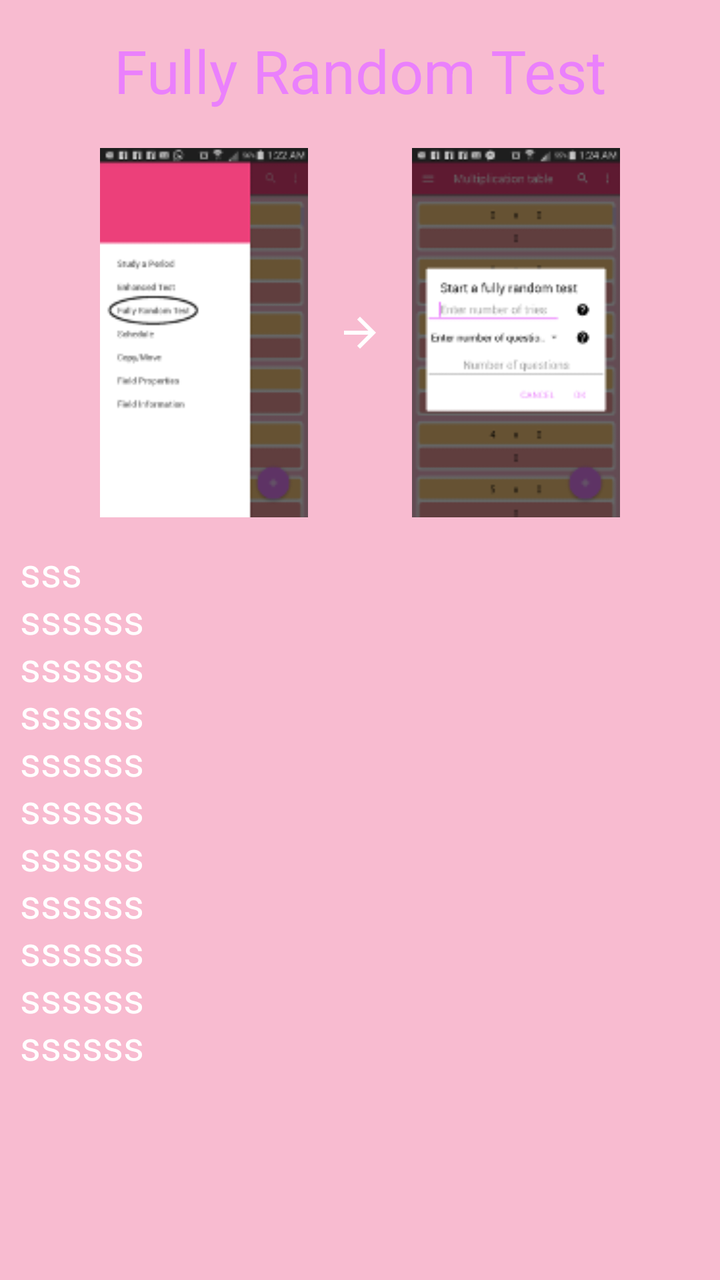
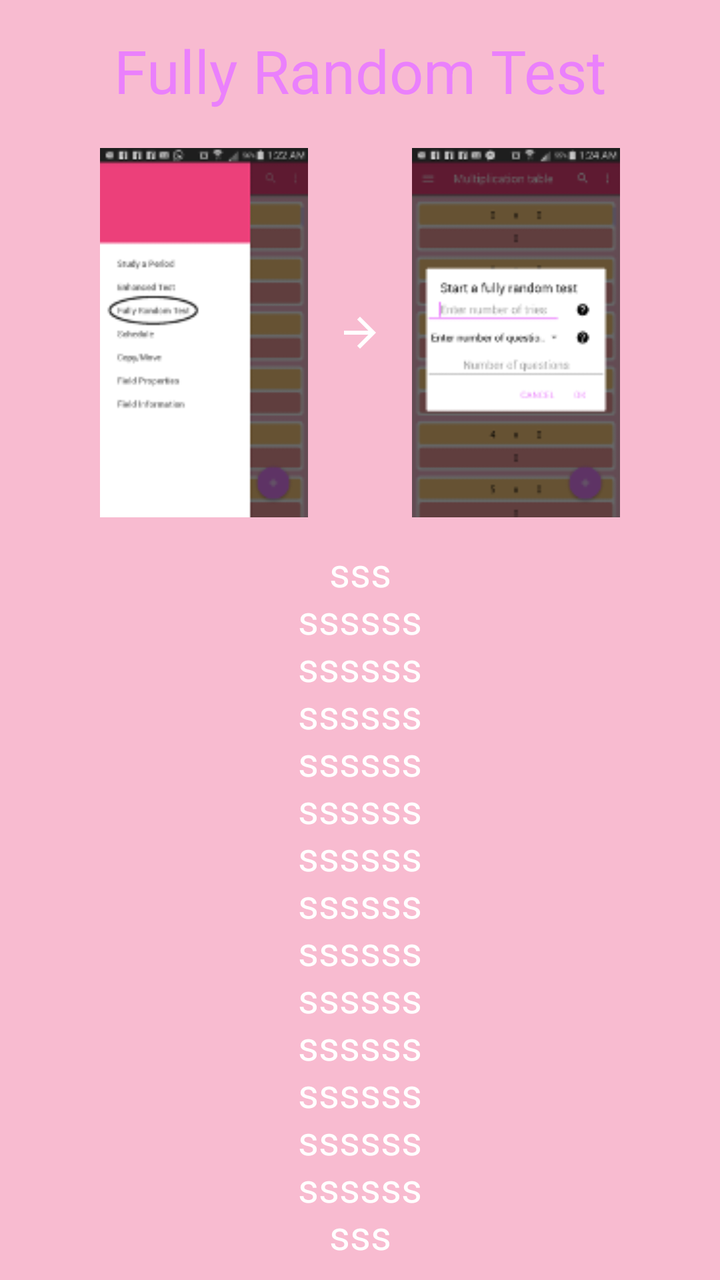

Two renders of the same Android screen: before a commit and after it. Below are the layout's source before the change and the commit's diff.
<!-- AndroidManifest.xml: application theme MyMaterialTheme -->
<!-- res/layout/intro_fully_random_test.xml -->
<?xml version="1.0" encoding="utf-8"?>
<LinearLayout xmlns:android="http://schemas.android.com/apk/res/android"
    android:layout_width="match_parent" android:layout_height="match_parent"
    android:orientation="vertical">

    <TextView
        android:layout_width="wrap_content"
        android:layout_height="wrap_content"
        android:text="@string/fully_random_test"
        android:textSize="30sp"
        android:padding="5dp"
        android:layout_margin="10dp"
        android:id="@+id/textView"
        android:textColor="@color/colorAccent"
        android:layout_gravity="center"/>

    <LinearLayout
        android:layout_width="match_parent"
        android:layout_height="wrap_content">

        <ImageView
            android:layout_width="0dp"
            android:layout_height="wrap_content"
            android:layout_weight="1"
            android:src="@drawable/intro_fully_random_test_scaled15"
            android:id="@+id/fully_random_test"
            android:layout_marginStart="50dp"
            android:onClick="introImageClicked"
            />

       <ImageView
           android:layout_width="0dp"
           android:layout_height="wrap_content"
           android:layout_weight="0.5"
           android:layout_gravity="center"
           android:src="@drawable/intro_arrow"/>

        <ImageView
            android:id="@+id/fully_random_test_dialog"
            android:layout_width="0dp"
            android:layout_height="wrap_content"
            android:layout_weight="1"
            android:src="@drawable/intro_fully_random_test_dialog_scaled15"
            android:layout_marginEnd="50dp"
            android:onClick="introImageClicked"
            />
    </LinearLayout>
    <EditText
        android:layout_width="match_parent"
        android:layout_height="280dp"
        android:textSize="20sp"
        android:textColor="@color/white_color"
        android:focusable="false"
        android:cursorVisible="false"
        android:background="@null"
        android:layout_margin="5dp"
        android:padding="5dp"
        android:text="sss\nssssss\nssssss\nssssss\nssssss\nssssss\nssssss\nssssss\nssssss\nssssss\nssssss\nssssss\nssssss\nssssss\nsss"/>

</LinearLayout>
<!-- resources referenced by this layout -->
<resources>
  <color name="colorAccent">#EA80FC</color>
  <color name="white_color">#FFFFFF</color>
  <!-- drawable intro_arrow: png bitmap (drawable-ar-hdpi, 148 bytes) -->
  <!-- drawable intro_fully_random_test_dialog_scaled15: png bitmap (drawable, 8728 bytes) -->
  <!-- drawable intro_fully_random_test_scaled15: png bitmap (drawable, 7311 bytes) -->
  <string name="fully_random_test">Fully Random Test</string>
  <style name="MyMaterialTheme" parent="MyMaterialTheme.Base">
  
      </style>
  <style name="MyMaterialTheme.Base" parent="Theme.AppCompat.Light.DarkActionBar">
          <item name="windowNoTitle">true</item>
          <item name="windowActionBar">false</item>
          <item name="colorPrimary">@color/colorPrimary</item>
          <item name="colorPrimaryDark">@color/colorPrimaryDark</item>
          <item name="colorAccent">@color/colorAccent</item>
          <item name="android:windowBackground">@color/windowBackground</item>
      </style>
  <color name="colorPrimary">#EC407A</color>
  <color name="colorPrimaryDark">#AD1457</color>
  <color name="windowBackground">#F8BBD0</color>
</resources>

<!-- the commit's change to res/layout/intro_fully_random_test.xml (unified diff, before → after) -->
@@ -26,6 +26,7 @@
             android:id="@+id/fully_random_test"
             android:layout_marginStart="50dp"
             android:onClick="introImageClicked"
+            android:elevation="5dp"
             />
 
        <ImageView
@@ -43,11 +44,12 @@
             android:src="@drawable/intro_fully_random_test_dialog_scaled15"
             android:layout_marginEnd="50dp"
             android:onClick="introImageClicked"
+            android:elevation="5dp"
             />
     </LinearLayout>
     <EditText
         android:layout_width="match_parent"
-        android:layout_height="280dp"
+        android:layout_height="0dp"
         android:textSize="20sp"
         android:textColor="@color/white_color"
         android:focusable="false"
@@ -55,6 +57,8 @@
         android:background="@null"
         android:layout_margin="5dp"
         android:padding="5dp"
-        android:text="sss\nssssss\nssssss\nssssss\nssssss\nssssss\nssssss\nssssss\nssssss\nssssss\nssssss\nssssss\nssssss\nssssss\nsss"/>
+        android:text="sss\nssssss\nssssss\nssssss\nssssss\nssssss\nssssss\nssssss\nssssss\nssssss\nssssss\nssssss\nssssss\nssssss\nsss"
+        android:layout_weight="1"
+        android:gravity="center"/>
 
 </LinearLayout>
